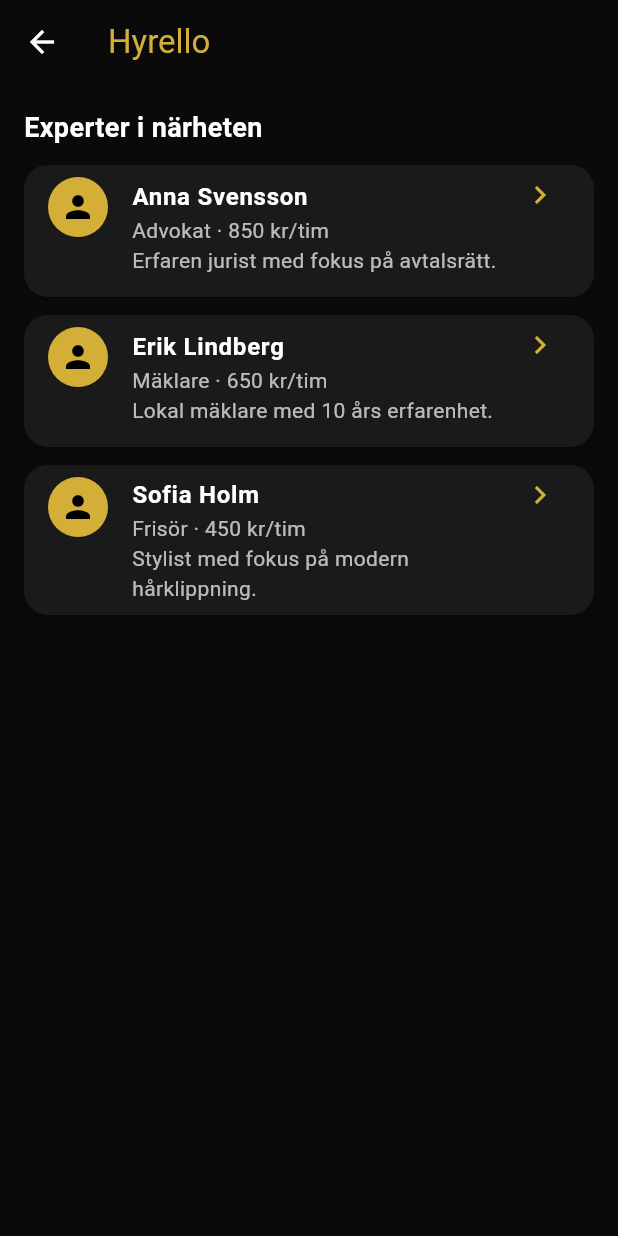
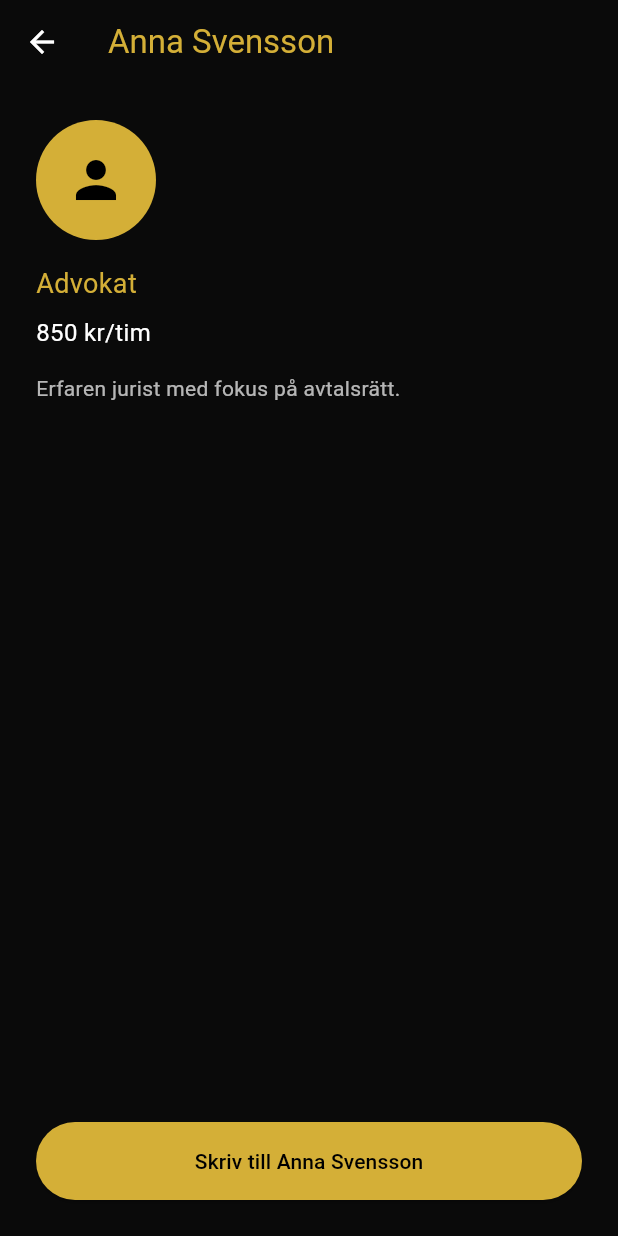
Before and after one commit to illanghost-99/hyrello, a Flutter app: the HomeScreen screen opened directly, after a tap on "Anna Svensson", on a phone screen of 412 x 824 dp. Run offline on Flutter 3.47's test engine with Material 3 defaults, Android fonts, the phone set to English and light mode, and no system bars; our stand-ins replace firebase_core, supabase_flutter; accounts and stored records are empty.

Commit message:
Add ExpertDetailScreen and ChatScreen

```diff
--- a/lib/main.dart
+++ b/lib/main.dart
@@ -320,15 +320,15 @@
         children: [
           const Text('Experter i närheten', style: TextStyle(fontSize: 18, fontWeight: FontWeight.w600)),
           const SizedBox(height: 12),
-          _expertCard('Anna Svensson', 'Advokat', '850 kr/tim', 'Erfaren jurist med fokus på avtalsrätt.'),
-          _expertCard('Erik Lindberg', 'Mäklare', '650 kr/tim', 'Lokal mäklare med 10 års erfarenhet.'),
-          _expertCard('Sofia Holm', 'Frisör', '450 kr/tim', 'Stylist med fokus på modern hårklippning.'),
+          _expertCard(context, 'Anna Svensson', 'Advokat', '850 kr/tim', 'Erfaren jurist med fokus på avtalsrätt.'),
+          _expertCard(context, 'Erik Lindberg', 'Mäklare', '650 kr/tim', 'Lokal mäklare med 10 års erfarenhet.'),
+          _expertCard(context, 'Sofia Holm', 'Frisör', '450 kr/tim', 'Stylist med fokus på modern hårklippning.'),
         ],
       ),
     );
   }
 
-  Widget _expertCard(String name, String title, String price, String desc) {
+  Widget _expertCard(BuildContext context, String name, String title, String price, String desc) {
     return Card(
       color: const Color(0xFF1A1A1A),
       margin: const EdgeInsets.only(bottom: 12),
@@ -339,7 +339,114 @@
         subtitle: Text('$title · $price\n$desc', style: const TextStyle(color: Colors.white70)),
         isThreeLine: true,
         trailing: const Icon(Icons.chevron_right, color: Color(0xFFD4AF37)),
-        onTap: () {},
+        onTap: () {
+          Navigator.push(context, MaterialPageRoute(builder: (_) => ExpertDetailScreen(name: name, title: title, price: price, desc: desc)));
+        },
+      ),
+    );
+  }
+}
+
+class ExpertDetailScreen extends StatelessWidget {
+  final String name, title, price, desc;
+  const ExpertDetailScreen({super.key, required this.name, required this.title, required this.price, required this.desc});
+
+  @override
+  Widget build(BuildContext context) {
+    return Scaffold(
+      backgroundColor: const Color(0xFF0A0A0A),
+      appBar: AppBar(
+        title: Text(name, style: const TextStyle(color: Color(0xFFD4AF37))),
+        backgroundColor: Colors.transparent,
+      ),
+      body: Padding(
+        padding: const EdgeInsets.all(24),
+        child: Column(
+          crossAxisAlignment: CrossAxisAlignment.start,
+          children: [
+            const CircleAvatar(radius: 40, backgroundColor: Color(0xFFD4AF37), child: Icon(Icons.person, size: 40, color: Colors.black)),
+            const SizedBox(height: 16),
+            Text(title, style: const TextStyle(color: Color(0xFFD4AF37), fontSize: 18)),
+            const SizedBox(height: 8),
+            Text(price, style: const TextStyle(fontSize: 16)),
+            const SizedBox(height: 16),
+            Text(desc, style: const TextStyle(color: Colors.white70)),
+            const Spacer(),
+            SizedBox(
+              width: double.infinity,
+              height: 52,
+              child: ElevatedButton(
+                style: ElevatedButton.styleFrom(backgroundColor: const Color(0xFFD4AF37), foregroundColor: Colors.black),
+                onPressed: () {
+                  showDialog(
+                    context: context,
+                    builder: (ctx) => AlertDialog(
+                      backgroundColor: const Color(0xFF1A1A1A),
+                      title: const Text('Samtycke', style: TextStyle(color: Color(0xFFD4AF37))),
+                      content: const Text('Jag godkänner att inte missbruka expertens kontaktuppgifter eller trakassera. Hyrello kan användas som bevis vid polisanmälan.'),
+                      actions: [
+                        TextButton(onPressed: () => Navigator.pop(ctx), child: const Text('Avbryt')),
+                        ElevatedButton(
+                          style: ElevatedButton.styleFrom(backgroundColor: const Color(0xFFD4AF37), foregroundColor: Colors.black),
+                          onPressed: () {
+                            Navigator.pop(ctx);
+                            Navigator.push(context, MaterialPageRoute(builder: (_) => ChatScreen(name: name)));
+                          },
+                          child: const Text('Godkänn & skriv'),
+                        ),
+                      ],
+                    ),
+                  );
+                },
+                child: Text('Skriv till $name'),
+              ),
+            ),
+          ],
+        ),
+      ),
+    );
+  }
+}
+
+class ChatScreen extends StatelessWidget {
+  final String name;
+  const ChatScreen({super.key, required this.name});
+
+  @override
+  Widget build(BuildContext context) {
+    return Scaffold(
+      backgroundColor: const Color(0xFF0A0A0A),
+      appBar: AppBar(
+        title: Text(name, style: const TextStyle(color: Color(0xFFD4AF37))),
+        backgroundColor: Colors.transparent,
+        actions: [
+          IconButton(icon: const Icon(Icons.phone, color: Color(0xFFD4AF37)), onPressed: () {}),
+        ],
+      ),
+      body: Column(
+        children: [
+          const Expanded(child: Center(child: Text('Chat med expert', style: TextStyle(color: Colors.white70)))),
+          Padding(
+            padding: const EdgeInsets.all(12),
+            child: Row(
+              children: [
+                Expanded(
+                  child: TextField(
+                    style: const TextStyle(color: Colors.white),
+                    decoration: InputDecoration(
+                      hintText: 'Skriv ett meddelande...',
+                      filled: true,
+                      fillColor: const Color(0xFF1A1A1A),
+                      border: OutlineInputBorder(borderRadius: BorderRadius.circular(24)),
+                    ),
+                  ),
+                ),
+                const SizedBox(width: 8),
+                IconButton(icon: const Icon(Icons.send, color: Color(0xFFD4AF37)), onPressed: () {}),
+              ],
+            ),
+          ),
+        ],
       ),
     );
   }
```
